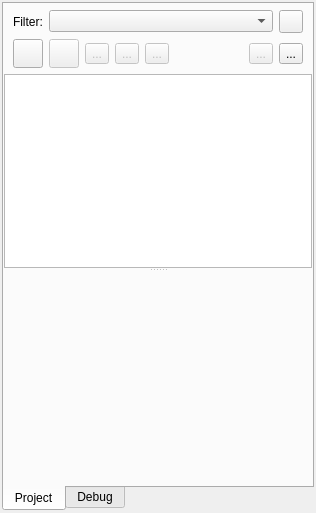
Old version of the form projectview.ui in the repository martinribelotta/embedded-ide.
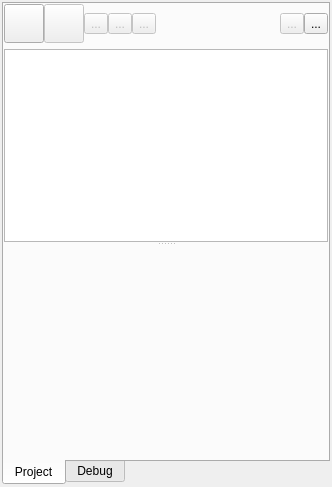
New version of the form. Icons and pictures are not drawn. Custom widgets are drawn as their Qt base class.

The edit to the form file:
```diff
--- a/projectview.ui
+++ b/projectview.ui
@@ -6,8 +6,8 @@
    <rect>
     <x>0</x>
     <y>0</y>
-    <width>316</width>
-    <height>513</height>
+    <width>332</width>
+    <height>487</height>
    </rect>
   </property>
   <layout class="QVBoxLayout" name="verticalLayout_4">
@@ -58,50 +58,10 @@
          </property>
          <widget class="QWidget" name="layoutWidget1">
           <layout class="QVBoxLayout" name="verticalLayout_2">
-           <item>
-            <layout class="QHBoxLayout" name="horizontalLayout">
-             <property name="leftMargin">
-              <number>9</number>
-             </property>
-             <property name="topMargin">
-              <number>6</number>
-             </property>
-             <property name="rightMargin">
-              <number>9</number>
-             </property>
-             <item>
-              <widget class="QLabel" name="label_2">
-               <property name="sizePolicy">
-                <sizepolicy hsizetype="Maximum" vsizetype="Preferred">
-                 <horstretch>0</horstretch>
-                 <verstretch>0</verstretch>
-                </sizepolicy>
-               </property>
-               <property name="text">
-                <string>Filter:</string>
-               </property>
-              </widget>
-             </item>
-             <item>
-              <widget class="QComboBox" name="filterCombo"/>
-             </item>
-             <item>
-              <widget class="QToolButton" name="filterButton">
-               <property name="icon">
-                <iconset resource="resources.qrc">
-                 <normaloff>:/images/application-menu.svg</normaloff>:/images/application-menu.svg</iconset>
-               </property>
-              </widget>
-             </item>
-            </layout>
-           </item>
            <item>
             <layout class="QHBoxLayout" name="horizontalLayout_3">
-             <property name="leftMargin">
-              <number>9</number>
-             </property>
-             <property name="rightMargin">
-              <number>9</number>
+             <property name="spacing">
+              <number>0</number>
              </property>
              <item>
               <widget class="QToolButton" name="toolButton_menu">
@@ -114,8 +74,8 @@
                </property>
                <property name="iconSize">
                 <size>
-                 <width>22</width>
-                 <height>22</height>
+                 <width>32</width>
+                 <height>32</height>
                 </size>
                </property>
                <property name="popupMode">
@@ -137,8 +97,8 @@
                </property>
                <property name="iconSize">
                 <size>
-                 <width>22</width>
-                 <height>22</height>
+                 <width>32</width>
+                 <height>32</height>
                 </size>
                </property>
               </widget>
@@ -160,8 +120,8 @@
                </property>
                <property name="iconSize">
                 <size>
-                 <width>22</width>
-                 <height>22</height>
+                 <width>32</width>
+                 <height>32</height>
                 </size>
                </property>
               </widget>
@@ -183,8 +143,8 @@
                </property>
                <property name="iconSize">
                 <size>
-                 <width>22</width>
-                 <height>22</height>
+                 <width>32</width>
+                 <height>32</height>
                 </size>
                </property>
               </widget>
@@ -206,8 +166,8 @@
                </property>
                <property name="iconSize">
                 <size>
-                 <width>22</width>
-                 <height>22</height>
+                 <width>32</width>
+                 <height>32</height>
                 </size>
                </property>
               </widget>
@@ -242,8 +202,8 @@
                </property>
                <property name="iconSize">
                 <size>
-                 <width>22</width>
-                 <height>22</height>
+                 <width>32</width>
+                 <height>32</height>
                 </size>
                </property>
               </widget>
@@ -262,8 +222,8 @@
                </property>
                <property name="iconSize">
                 <size>
-                 <width>22</width>
-                 <height>22</height>
+                 <width>32</width>
+                 <height>32</height>
                 </size>
                </property>
                <property name="popupMode">
```
